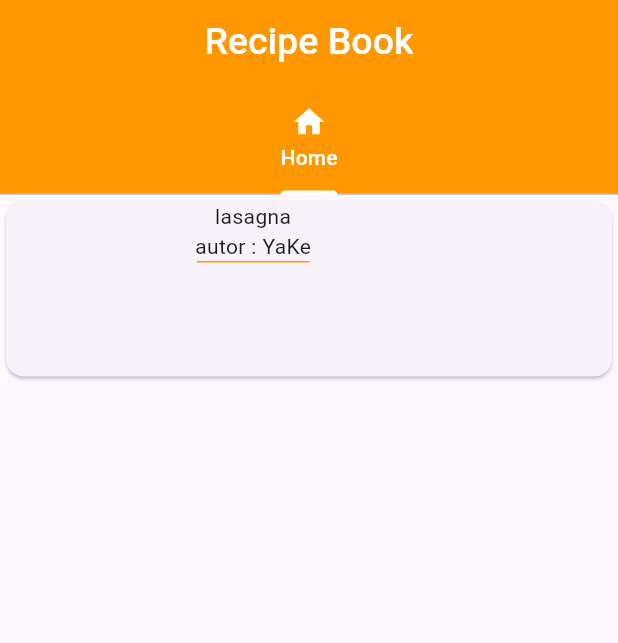
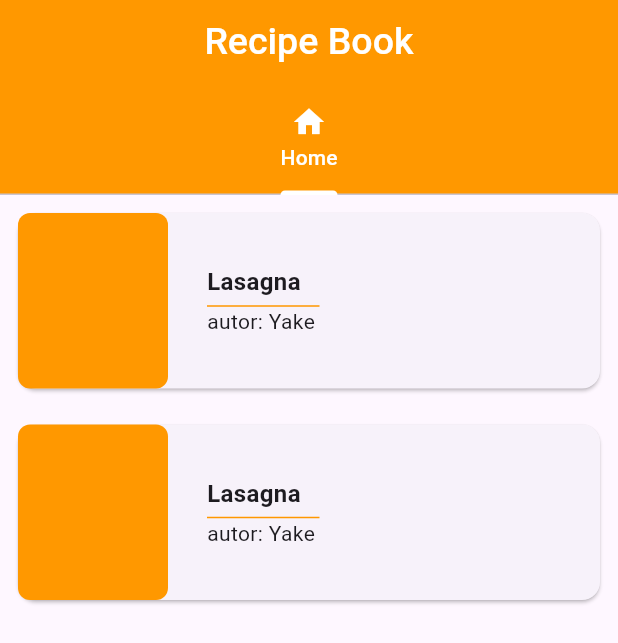
Before and after one commit to YakeCode/flutter, a Flutter app: the screen it shows after launch, on a phone screen of 412 x 824 dp. Shown: the top 643 px of the screen. Run offline on Flutter 3.47's test engine with Material 3 defaults, Android fonts, the phone set to English and light mode, and no system bars; Roboto replaces fonts that are missing (Quicksand).

Commit message:
entendiendo como funciona la programacion con flutter

```diff
--- a/flutterProyect/flutter_pryect/lib/screens/home.screen.dart
+++ b/flutterProyect/flutter_pryect/lib/screens/home.screen.dart
@@ -1,4 +1,6 @@
 import 'package:flutter/material.dart';
+
+const String author = 'Yake';
 
 class HomeScreen extends StatelessWidget {
   const HomeScreen({super.key});
@@ -8,7 +10,18 @@ class HomeScreen extends StatelessWidget {
     return DefaultTabController(
         length: 4,
         child: Scaffold(
-            body: Container(
+            body: Column(
+          children: <Widget>[
+            _RecipeCard(context),
+            _RecipeCard(context),
+          ],
+        )));
+  }
+
+  Widget _RecipeCard(BuildContext context) {
+    return Padding(
+        padding: const EdgeInsets.all(8.0), //padding de 8.0 en todos los lados
+        child: Container(
             width: MediaQuery.of(context).size.width,
             height: 125,
             child: Card(
@@ -17,6 +30,10 @@ class HomeScreen extends StatelessWidget {
                   Container(
                     height: 125,
                     width: 100,
+                    decoration: BoxDecoration(
+                      color: Colors.orange,
+                      borderRadius: BorderRadius.circular(8),
+                    ),
                     child: ClipRRect(
                       //Permite bordes redondeados
                       borderRadius: BorderRadius.circular(10),
@@ -26,17 +43,33 @@ class HomeScreen extends StatelessWidget {
                   SizedBox(
                     width: 26,
                   ),
-                      Column(children: <Widget>[
-                        Text('lasagna'),
-                        Text('autor : YaKe'),
+                  Column(
+                      mainAxisAlignment:
+                          MainAxisAlignment.center, //centra los elementos
+                      crossAxisAlignment: CrossAxisAlignment
+                          .start, //alinea los elementos internos a la izquierda
+                      children: <Widget>[
+                        Text(
+                          'Lasagna',
+                          style: TextStyle(
+                              fontSize: 16,
+                              fontFamily: 'Quicksand',
+                              fontWeight: FontWeight.bold),
+                        ),
+                        SizedBox(
+                          height: 4,
+                        ),
                         Container(
                           height: 1,
                           width: 75,
                           color: Colors.orange,
-                        )
+                        ),
+                        Text(
+                          'autor: ${author}',
+                        ),
                       ])
                 ],
               ),
-                ))));
+            )));
   }
 }
```
Lines whose indentation alone changed are shown as unchanged.
